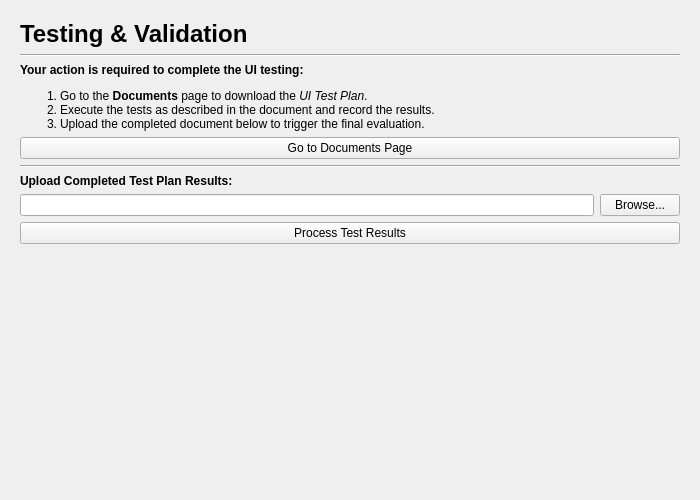
The window that gui/manual_ui_testing_page.ui (mariolewis/asdf_factory) describes before a commit, drawn with Qt 5.
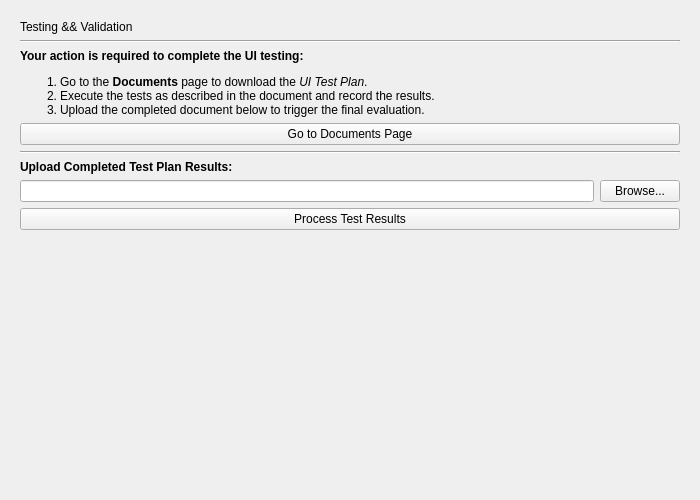
The same window after the commit.

The edit to the form file:
```diff
--- a/gui/manual_ui_testing_page.ui
+++ b/gui/manual_ui_testing_page.ui
@@ -29,10 +29,7 @@
    <item>
     <widget class="QLabel" name="headerLabel">
      <property name="text">
-      <string>Testing &amp; Validation</string>
-     </property>
-     <property name="styleSheet">
-      <string notr="true">font-size: 18pt; font-weight: bold;</string>
+      <string>Testing &amp;&amp; Validation</string>
      </property>
     </widget>
    </item>
```
